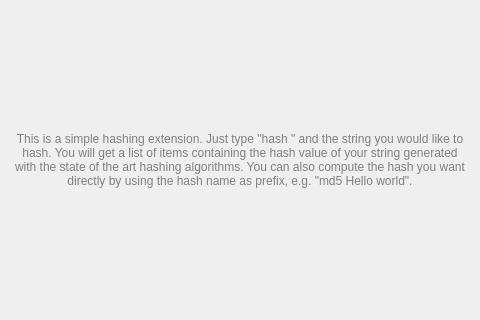
albertlauncher/plugins, file hashgenerator/configwidget.ui: the form before one commit.
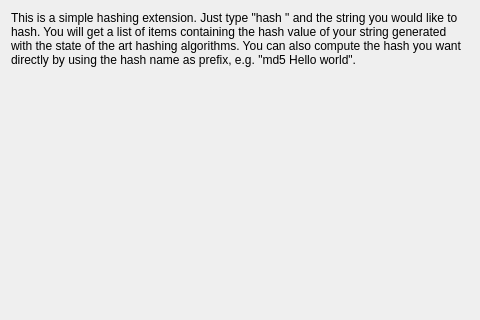
The form after the commit.

Commit message: Unified config widget looks

Diff of the .ui file:
```diff
--- a/hashgenerator/configwidget.ui
+++ b/hashgenerator/configwidget.ui
@@ -11,23 +11,15 @@
    </rect>
   </property>
   <layout class="QVBoxLayout">
-   <item>
-    <spacer name="verticalSpacer_2">
-     <property name="orientation">
-      <enum>Qt::Vertical</enum>
-     </property>
-     <property name="sizeHint" stdset="0">
-      <size>
-       <width>20</width>
-       <height>40</height>
-      </size>
-     </property>
-    </spacer>
-   </item>
    <item>
     <widget class="QLabel" name="label">
      <property name="text">
-      <string>&lt;html&gt;&lt;head/&gt;&lt;body&gt;&lt;p align=&quot;center&quot;&gt;&lt;span style=&quot; color:#808080;&quot;&gt;This is a simple hashing extension. Just type &amp;quot;hash &amp;quot; and the string you would like to hash. You will get a list of items containing the hash value of your string generated with the state of the art hashing algorithms. You can also compute the hash you want directly by using the hash name as prefix, e.g. &amp;quot;md5 Hello world&amp;quot;.&lt;/span&gt;&lt;/p&gt;&lt;/body&gt;&lt;/html&gt;</string>
+      <string>&lt;html&gt;
+&lt;head/&gt;
+&lt;body&gt;
+&lt;p&gt;This is a simple hashing extension. Just type &amp;quot;hash &amp;quot; and the string you would like to hash. You will get a list of items containing the hash value of your string generated with the state of the art hashing algorithms. You can also compute the hash you want directly by using the hash name as prefix, e.g. &amp;quot;md5 Hello world&amp;quot;.&lt;/p&gt;
+&lt;/body&gt;
+&lt;/html&gt;</string>
      </property>
      <property name="wordWrap">
       <bool>true</bool>
```
The commit also changes 4 other files.
